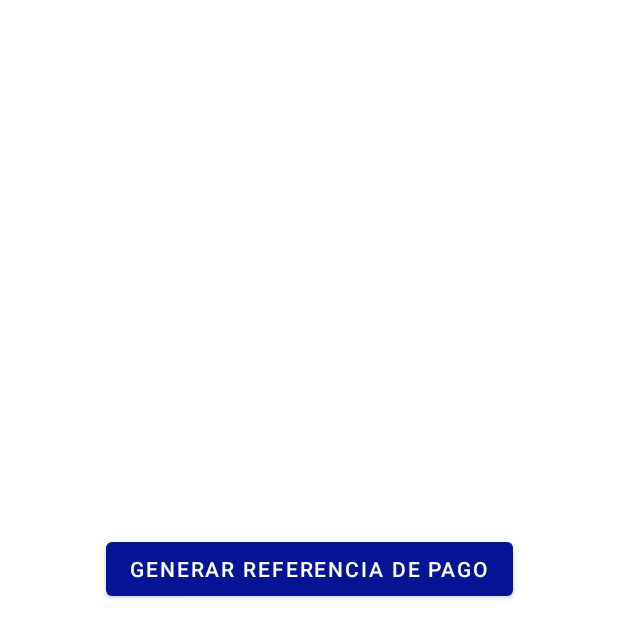
After one commit to Beatrak/Ingetx, an Android app: the Referencia screen opened directly, with no data from a screen before it, on a phone screen of 412 x 824 dp. The commit adds this screen. Shown: the top 638 px of the screen. Run offline under Robolectric (Android 15) with nearby library versions, the light colour scheme and no system bars; network calls fail.

Commit message:
Se agrega pantalla para generar referencia de pago

```diff
--- /dev/null
+++ b/app/src/main/java/com/example/ingetx/Referencia.java
@@ -0,0 +1,14 @@
+package com.example.ingetx;
+
+import androidx.appcompat.app.AppCompatActivity;
+
+import android.os.Bundle;
+
+public class Referencia extends AppCompatActivity {
+
+    @Override
+    protected void onCreate(Bundle savedInstanceState) {
+        super.onCreate(savedInstanceState);
+        setContentView(R.layout.activity_referencia);
+    }
+}
--- /dev/null
+++ b/app/src/main/res/layout/activity_referencia.xml
@@ -0,0 +1,19 @@
+<?xml version="1.0" encoding="utf-8"?>
+<androidx.constraintlayout.widget.ConstraintLayout xmlns:android="http://schemas.android.com/apk/res/android"
+    xmlns:app="http://schemas.android.com/apk/res-auto"
+    xmlns:tools="http://schemas.android.com/tools"
+    android:layout_width="match_parent"
+    android:layout_height="match_parent"
+    tools:context=".Referencia">
+
+    <Button
+        android:id="@+id/generarReferencia"
+        android:layout_width="wrap_content"
+        android:layout_height="wrap_content"
+        android:text="Generar referencia de pago"
+        app:layout_constraintBottom_toBottomOf="parent"
+        app:layout_constraintEnd_toEndOf="parent"
+        app:layout_constraintStart_toStartOf="parent"
+        app:layout_constraintTop_toTopOf="parent"
+        app:layout_constraintVertical_bias="0.458" />
+</androidx.constraintlayout.widget.ConstraintLayout>
--- a/app/src/main/res/layout/fragment_home.xml
+++ b/app/src/main/res/layout/fragment_home.xml
@@ -47,7 +47,7 @@
         app:layout_constraintTop_toBottomOf="@+id/step_2" />
 
     <Button
-        android:id="@+id/button3"
+        android:id="@+id/ficha_button"
         android:layout_width="wrap_content"
         android:layout_height="wrap_content"
         android:text="Generar Ficha de admision"
```
Also changed, not shown: app/src/main/AndroidManifest.xml (+7 -8 lines), app/src/main/java/com/example/ingetx/ui/home/HomeFragment.java (+13 -0 lines).
